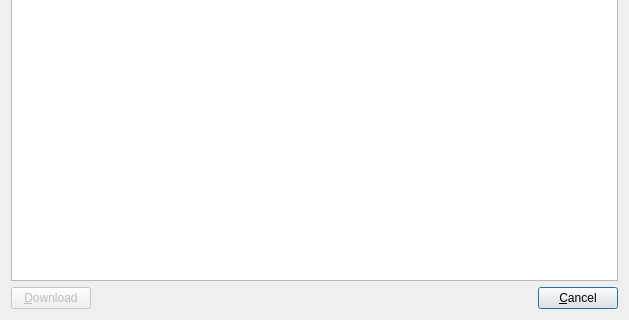
The window that src/mkvtoolnix-gui/forms/main_window/available_update_info_dialog.ui (jpsdr/MKVToolnix-Windows-7) describes before a commit, drawn with Qt 5; both pictures show x 0 to 629 and y 160 to 480 of the 629 by 480 pixel window.
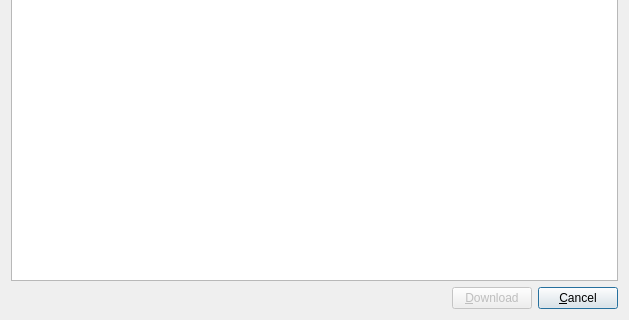
The same window after the commit.

Diff of the .ui file:
```diff
--- a/src/mkvtoolnix-gui/forms/main_window/available_update_info_dialog.ui
+++ b/src/mkvtoolnix-gui/forms/main_window/available_update_info_dialog.ui
@@ -126,16 +126,6 @@
    </item>
    <item>
     <layout class="QHBoxLayout" name="horizontalLayout">
-     <item>
-      <widget class="QPushButton" name="download">
-       <property name="enabled">
-        <bool>false</bool>
-       </property>
-       <property name="text">
-        <string>&amp;Download</string>
-       </property>
-      </widget>
-     </item>
      <item>
       <spacer name="horizontalSpacer">
        <property name="orientation">
@@ -149,6 +139,16 @@
        </property>
       </spacer>
      </item>
+     <item>
+      <widget class="QPushButton" name="download">
+       <property name="enabled">
+        <bool>false</bool>
+       </property>
+       <property name="text">
+        <string>&amp;Download</string>
+       </property>
+      </widget>
+     </item>
      <item>
       <widget class="QPushButton" name="close">
        <property name="text">
```
Left out of the diff: 7 changed lines with no effect on the pictures.
